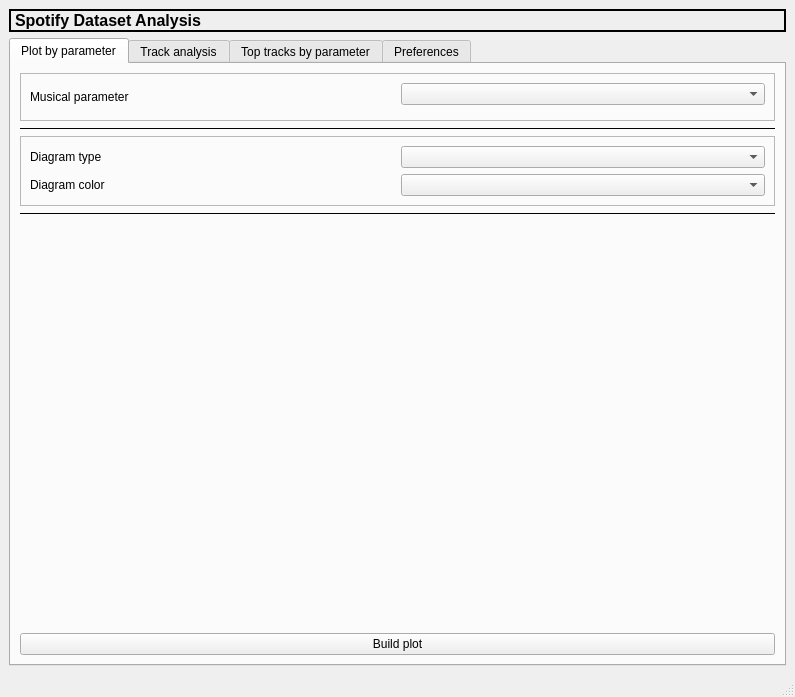
First picture: the form in graphics/main.ui, repository moonless-linew/edu-hse-spotify-analyser, before the edit.
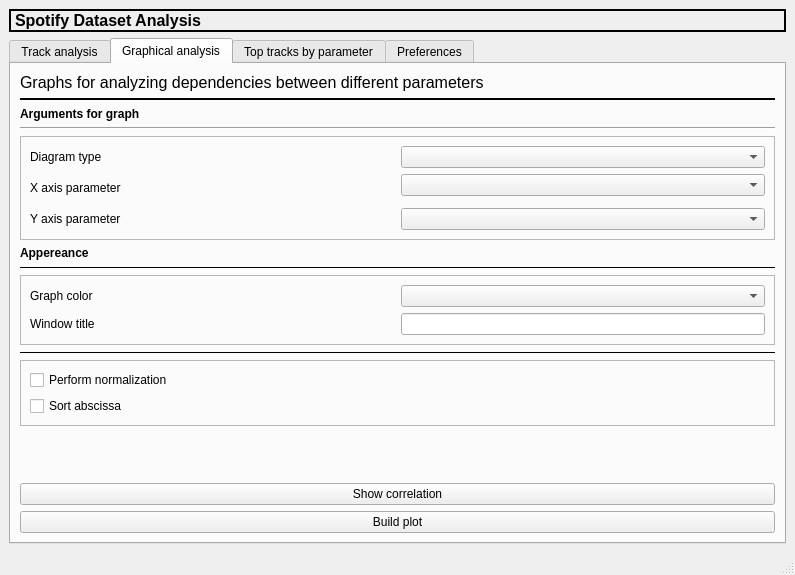
Second picture: the form after the edit. The open tabs and pages were chosen to show the change. Icons and pictures are not drawn.

Commit message: layout remaster correlation impl analysis_methods.py fix - df to arguments

Diff of the .ui file:
```diff
--- a/graphics/main.ui
+++ b/graphics/main.ui
@@ -7,7 +7,7 @@
     <x>0</x>
     <y>0</y>
     <width>795</width>
-    <height>697</height>
+    <height>575</height>
    </rect>
   </property>
   <property name="cursor">
@@ -81,119 +81,6 @@
       <property name="tabBarAutoHide">
        <bool>false</bool>
       </property>
-      <widget class="QWidget" name="tab">
-       <attribute name="title">
-        <string>Plot by parameter</string>
-       </attribute>
-       <layout class="QVBoxLayout" name="verticalLayout">
-        <item>
-         <widget class="QFrame" name="frame">
-          <property name="frameShape">
-           <enum>QFrame::StyledPanel</enum>
-          </property>
-          <property name="frameShadow">
-           <enum>QFrame::Raised</enum>
-          </property>
-          <layout class="QGridLayout" name="gridLayout">
-           <item row="0" column="0" rowspan="2">
-            <widget class="QLabel" name="label_2">
-             <property name="text">
-              <string>Musical parameter</string>
-             </property>
-            </widget>
-           </item>
-           <item row="0" column="1">
-            <widget class="QComboBox" name="comboBoxParameters"/>
-           </item>
-          </layout>
-         </widget>
-        </item>
-        <item>
-         <widget class="Line" name="line">
-          <property name="frameShadow">
-           <enum>QFrame::Plain</enum>
-          </property>
-          <property name="lineWidth">
-           <number>1</number>
-          </property>
-          <property name="orientation">
-           <enum>Qt::Horizontal</enum>
-          </property>
-         </widget>
-        </item>
-        <item>
-         <widget class="QFrame" name="frame_2">
-          <property name="sizePolicy">
-           <sizepolicy hsizetype="Preferred" vsizetype="Preferred">
-            <horstretch>0</horstretch>
-            <verstretch>0</verstretch>
-           </sizepolicy>
-          </property>
-          <property name="frameShape">
-           <enum>QFrame::StyledPanel</enum>
-          </property>
-          <property name="frameShadow">
-           <enum>QFrame::Raised</enum>
-          </property>
-          <layout class="QGridLayout" name="gridLayout_2">
-           <item row="1" column="1">
-            <widget class="QComboBox" name="comboBoxType"/>
-           </item>
-           <item row="0" column="0">
-            <widget class="QLabel" name="label_5">
-             <property name="text">
-              <string>Diagram type</string>
-             </property>
-            </widget>
-           </item>
-           <item row="0" column="1">
-            <widget class="QComboBox" name="comboBoxColors"/>
-           </item>
-           <item row="1" column="0">
-            <widget class="QLabel" name="label_6">
-             <property name="text">
-              <string>Diagram color</string>
-             </property>
-            </widget>
-           </item>
-          </layout>
-         </widget>
-        </item>
-        <item>
-         <widget class="Line" name="line_2">
-          <property name="frameShadow">
-           <enum>QFrame::Plain</enum>
-          </property>
-          <property name="lineWidth">
-           <number>1</number>
-          </property>
-          <property name="orientation">
-           <enum>Qt::Horizontal</enum>
-          </property>
-         </widget>
-        </item>
-        <item>
-         <spacer name="verticalSpacer">
-          <property name="orientation">
-           <enum>Qt::Vertical</enum>
-          </property>
-          <property name="sizeHint" stdset="0">
-           <size>
-            <width>20</width>
-            <height>40</height>
-           </size>
-          </property>
-         </spacer>
-        </item>
-        <item>
-         <widget class="QPushButton" name="plotByParameterBuild">
-          <property name="text">
-           <string>Build plot</string>
-          </property>
-         </widget>
-        </item>
-       </layout>
-      </widget>
       <widget class="QWidget" name="tab_2">
        <attribute name="title">
         <string>Track analysis</string>
@@ -670,6 +557,254 @@
         </item>
        </layout>
       </widget>
+      <widget class="QWidget" name="tab">
+       <attribute name="title">
+        <string>Graphical analysis</string>
+       </attribute>
+       <layout class="QVBoxLayout" name="verticalLayout">
+        <item>
+         <widget class="QLabel" name="label_11">
+          <property name="font">
+           <font>
+            <pointsize>12</pointsize>
+           </font>
+          </property>
+          <property name="text">
+           <string>Graphs for analyzing dependencies between different parameters</string>
+          </property>
+         </widget>
+        </item>
+        <item>
+         <widget class="Line" name="line_5">
+          <property name="frameShadow">
+           <enum>QFrame::Plain</enum>
+          </property>
+          <property name="lineWidth">
+           <number>2</number>
+          </property>
+          <property name="orientation">
+           <enum>Qt::Horizontal</enum>
+          </property>
+         </widget>
+        </item>
+        <item>
+         <widget class="QLabel" name="label_22">
+          <property name="font">
+           <font>
+            <pointsize>9</pointsize>
+            <weight>75</weight>
+            <bold>true</bold>
+           </font>
+          </property>
+          <property name="text">
+           <string>Arguments for graph</string>
+          </property>
+         </widget>
+        </item>
+        <item>
+         <widget class="Line" name="line_6">
+          <property name="orientation">
+           <enum>Qt::Horizontal</enum>
+          </property>
+         </widget>
+        </item>
+        <item>
+         <widget class="QFrame" name="frame">
+          <property name="frameShape">
+           <enum>QFrame::StyledPanel</enum>
+          </property>
+          <property name="frameShadow">
+           <enum>QFrame::Raised</enum>
+          </property>
+          <layout class="QGridLayout" name="gridLayout">
+           <item row="1" column="1">
+            <widget class="QComboBox" name="comboBoxTypes"/>
+           </item>
+           <item row="4" column="1">
+            <widget class="QComboBox" name="comboBoxParameters_3"/>
+           </item>
+           <item row="2" column="1">
+            <widget class="QComboBox" name="comboBoxParameters"/>
+           </item>
+           <item row="1" column="0">
+            <widget class="QLabel" name="label_5">
+             <property name="font">
+              <font>
+               <weight>50</weight>
+               <bold>false</bold>
+              </font>
+             </property>
+             <property name="text">
+              <string>Diagram type</string>
+             </property>
+            </widget>
+           </item>
+           <item row="2" column="0" rowspan="2">
+            <widget class="QLabel" name="label_2">
+             <property name="text">
+              <string>X axis parameter</string>
+             </property>
+            </widget>
+           </item>
+           <item row="4" column="0">
+            <widget class="QLabel" name="label_19">
+             <property name="text">
+              <string>Y axis parameter</string>
+             </property>
+            </widget>
+           </item>
+          </layout>
+         </widget>
+        </item>
+        <item>
+         <widget class="QLabel" name="label_21">
+          <property name="font">
+           <font>
+            <pointsize>9</pointsize>
+            <weight>75</weight>
+            <bold>true</bold>
+           </font>
+          </property>
+          <property name="text">
+           <string>Appereance</string>
+          </property>
+         </widget>
+        </item>
+        <item>
+         <widget class="Line" name="line">
+          <property name="frameShadow">
+           <enum>QFrame::Plain</enum>
+          </property>
+          <property name="lineWidth">
+           <number>1</number>
+          </property>
+          <property name="orientation">
+           <enum>Qt::Horizontal</enum>
+          </property>
+         </widget>
+        </item>
+        <item>
+         <widget class="QFrame" name="frame_2">
+          <property name="sizePolicy">
+           <sizepolicy hsizetype="Preferred" vsizetype="Preferred">
+            <horstretch>0</horstretch>
+            <verstretch>0</verstretch>
+           </sizepolicy>
+          </property>
+          <property name="frameShape">
+           <enum>QFrame::StyledPanel</enum>
+          </property>
+          <property name="frameShadow">
+           <enum>QFrame::Raised</enum>
+          </property>
+          <layout class="QGridLayout" name="gridLayout_2">
+           <item row="1" column="0">
+            <widget class="QLabel" name="label_20">
+             <property name="text">
+              <string>Graph color</string>
+             </property>
+            </widget>
+           </item>
+           <item row="4" column="0">
+            <widget class="QLabel" name="label_6">
+             <property name="sizePolicy">
+              <sizepolicy hsizetype="Expanding" vsizetype="Preferred">
+               <horstretch>0</horstretch>
+               <verstretch>0</verstretch>
+              </sizepolicy>
+             </property>
+             <property name="text">
+              <string>Window title</string>
+             </property>
+            </widget>
+           </item>
+           <item row="1" column="1">
+            <widget class="QComboBox" name="comboBoxColors"/>
+           </item>
+           <item row="4" column="1">
+            <widget class="QLineEdit" name="lineEdit">
+             <property name="maxLength">
+              <number>30</number>
+             </property>
+            </widget>
+           </item>
+          </layout>
+         </widget>
+        </item>
+        <item>
+         <widget class="Line" name="line_2">
+          <property name="frameShadow">
+           <enum>QFrame::Plain</enum>
+          </property>
+          <property name="lineWidth">
+           <number>1</number>
+          </property>
+          <property name="orientation">
+           <enum>Qt::Horizontal</enum>
+          </property>
+         </widget>
+        </item>
+        <item>
+         <widget class="QFrame" name="frame_5">
+          <property name="sizePolicy">
+           <sizepolicy hsizetype="Preferred" vsizetype="Expanding">
+            <horstretch>0</horstretch>
+            <verstretch>0</verstretch>
+           </sizepolicy>
+          </property>
+          <property name="frameShape">
+           <enum>QFrame::StyledPanel</enum>
+          </property>
+          <property name="frameShadow">
+           <enum>QFrame::Raised</enum>
+          </property>
+          <layout class="QVBoxLayout" name="verticalLayout_5">
+           <item>
+            <widget class="QCheckBox" name="checkBox">
+             <property name="text">
+              <string>Perform normalization</string>
+             </property>
+            </widget>
+           </item>
+           <item>
+            <widget class="QCheckBox" name="checkBox_2">
+             <property name="text">
+              <string>Sort abscissa</string>
+             </property>
+            </widget>
+           </item>
+          </layout>
+         </widget>
+        </item>
+        <item>
+         <spacer name="verticalSpacer">
+          <property name="orientation">
+           <enum>Qt::Vertical</enum>
+          </property>
+          <property name="sizeHint" stdset="0">
+           <size>
+            <width>20</width>
+            <height>40</height>
+           </size>
+          </property>
+         </spacer>
+        </item>
+        <item>
+         <widget class="QPushButton" name="correlation">
+          <property name="text">
+           <string>Show correlation</string>
+          </property>
+         </widget>
+        </item>
+        <item>
+         <widget class="QPushButton" name="plot_by_parameter_build">
+          <property name="text">
+           <string>Build plot</string>
+          </property>
+         </widget>
+        </item>
+       </layout>
+      </widget>
       <widget class="QWidget" name="tab_4">
        <attribute name="title">
         <string>Top tracks by parameter</string>
```
Left out of the diff: 20 changed lines with no effect on the pictures. The commit also changes 3 other files.
